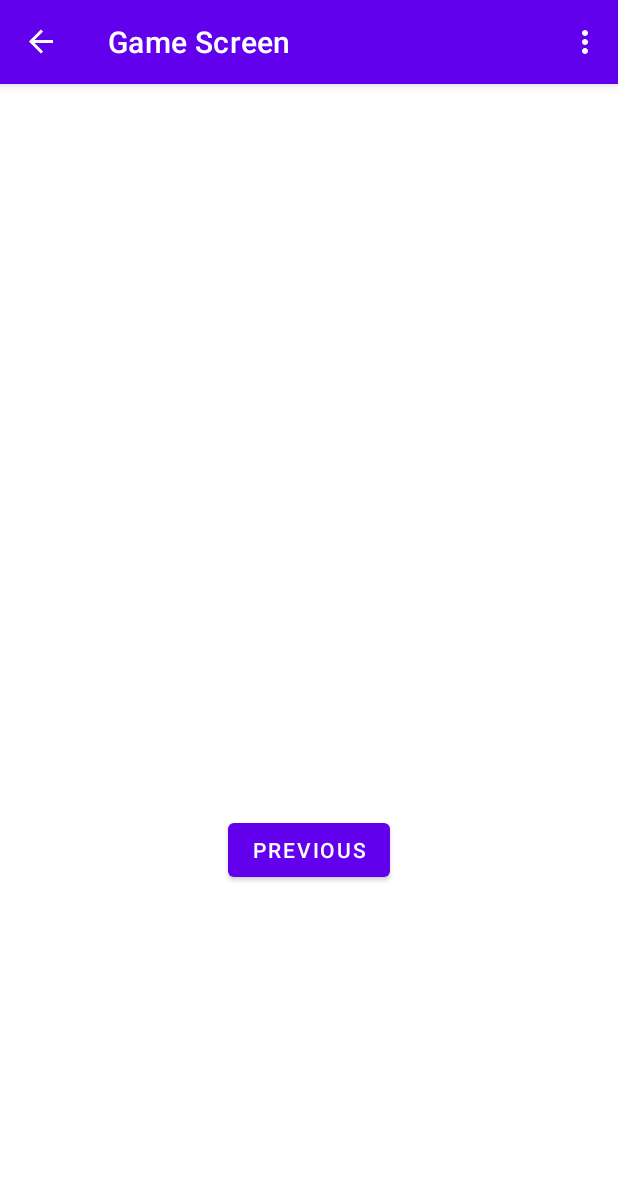
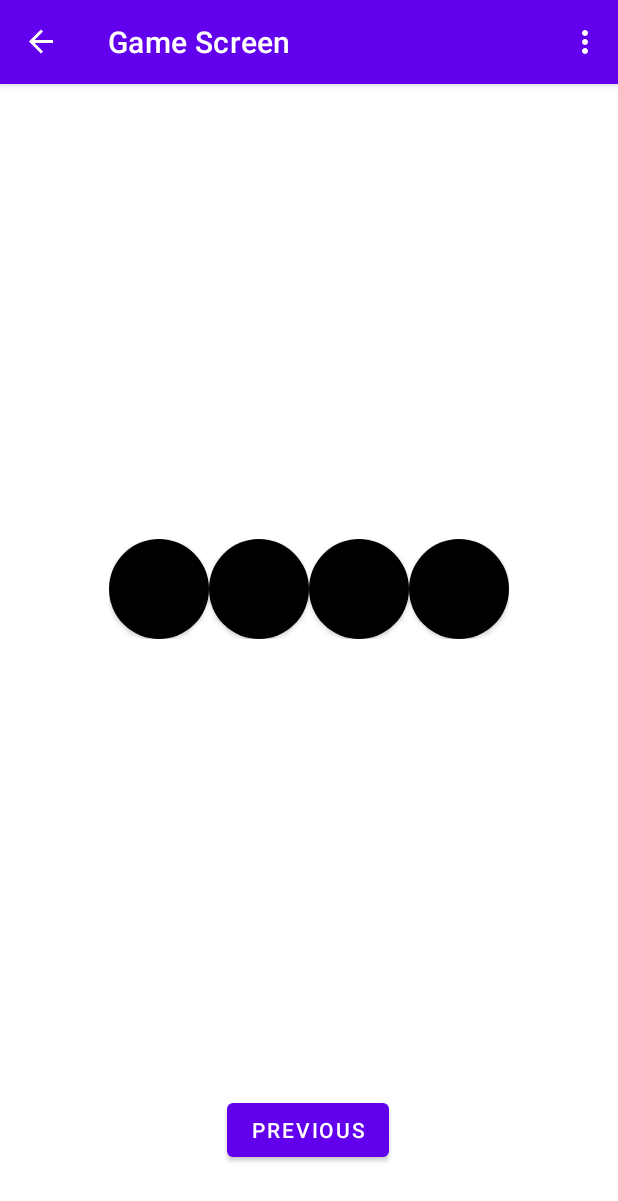
Before and after one commit to ZoomUp/CirclesGame, an Android app: the GameScreen screen opened through its navigation route, on a phone screen of 412 x 824 dp. Shown: the top 1201 px of the screen. Run offline under Robolectric (Android 15) with nearby library versions, the phone set to English and light mode, and no system bars; our stand-ins replace navigation-ui.

Commit message:
create component

```diff
--- /dev/null
+++ b/app/src/main/java/com/example/circlesgame/components/CircleComponent.kt
@@ -0,0 +1,61 @@
+package com.example.circlesgame.components
+
+import android.content.Context
+import android.util.AttributeSet
+import android.view.LayoutInflater
+import android.widget.FrameLayout
+import androidx.core.content.ContextCompat
+import com.example.circlesgame.R
+import com.example.circlesgame.databinding.ComponentCirclesBinding
+import com.google.android.material.button.MaterialButton
+
+private const val DEFAULT_COLOR = R.color.black
+
+class CircleComponent @JvmOverloads constructor(
+    context: Context, attrs: AttributeSet? = null, defStyleAttr: Int = 0
+) : FrameLayout(context, attrs, defStyleAttr) {
+
+
+    private var _binding: ComponentCirclesBinding =
+        ComponentCirclesBinding.inflate(LayoutInflater.from(context), this, true)
+
+    private val _attributes =
+        context.obtainStyledAttributes(attrs, R.styleable.ColorCircle)
+
+    var startColor = _attributes.getColor(
+        R.styleable.ColorCircle_color_corner,
+        ContextCompat.getColor(context, DEFAULT_COLOR)
+    )
+    var startCountCircle = 4
+
+    init {
+        start()
+
+    }
+
+    private fun start() {
+        var i = 0
+        val randomCircle = (0..startCountCircle).random()
+        while (i < startCountCircle) {
+            if (i == randomCircle) _binding.parentLiner.addView(createStandardButton())
+            _binding.parentLiner.addView(createStandardButton())
+            i++
+        }
+    }
+
+    private fun createStandardButton(color: Int = startColor): MaterialButton {
+        return MaterialButton(context).apply {
+            layoutParams = LayoutParams(100, 100)
+            insetTop = 0
+            insetBottom = 0
+            cornerRadius = 90
+            setBackgroundColor(color)
+            setOnClickListener { }
+        }
+    }
+
+    private fun changeBackgroundColor(color: Int): Int {
+        return color
+    }
+
+}
--- /dev/null
+++ b/app/src/main/res/layout/component_circles.xml
@@ -0,0 +1,10 @@
+<?xml version="1.0" encoding="utf-8"?>
+<LinearLayout xmlns:android="http://schemas.android.com/apk/res/android"
+    android:id="@+id/parentLiner"
+    android:layout_width="match_parent"
+    android:layout_height="match_parent"
+    android:gravity="center"
+    android:orientation="horizontal">
+
+
+</LinearLayout>
--- a/app/src/main/res/layout/fragment_game_screen.xml
+++ b/app/src/main/res/layout/fragment_game_screen.xml
@@ -6,11 +6,10 @@
     android:layout_height="match_parent"
     tools:context=".GameScreen">
 
-    <TextView
-        android:id="@+id/textview_second"
+    <com.example.circlesgame.components.CircleComponent
         android:layout_width="wrap_content"
         android:layout_height="wrap_content"
-        app:layout_constraintBottom_toTopOf="@id/button_second"
+        app:layout_constraintBottom_toTopOf="@+id/button_second"
         app:layout_constraintEnd_toEndOf="parent"
         app:layout_constraintStart_toStartOf="parent"
         app:layout_constraintTop_toTopOf="parent" />
@@ -22,6 +21,9 @@
         android:text="@string/previous"
         app:layout_constraintBottom_toBottomOf="parent"
         app:layout_constraintEnd_toEndOf="parent"
+        app:layout_constraintHorizontal_bias="0.498"
         app:layout_constraintStart_toStartOf="parent"
-        app:layout_constraintTop_toBottomOf="@id/textview_second" />
+        app:layout_constraintTop_toTopOf="parent"
+        app:layout_constraintVertical_bias="0.935" />
+
 </androidx.constraintlayout.widget.ConstraintLayout>
--- /dev/null
+++ b/app/src/main/res/values-night/attrs.xml
@@ -0,0 +1,8 @@
+<?xml version="1.0" encoding="utf-8"?>
+<resources>
+
+    <declare-styleable name="ColorCircle">
+        <attr name="color_corner" format="color" />
+    </declare-styleable>
+
+</resources>
```
